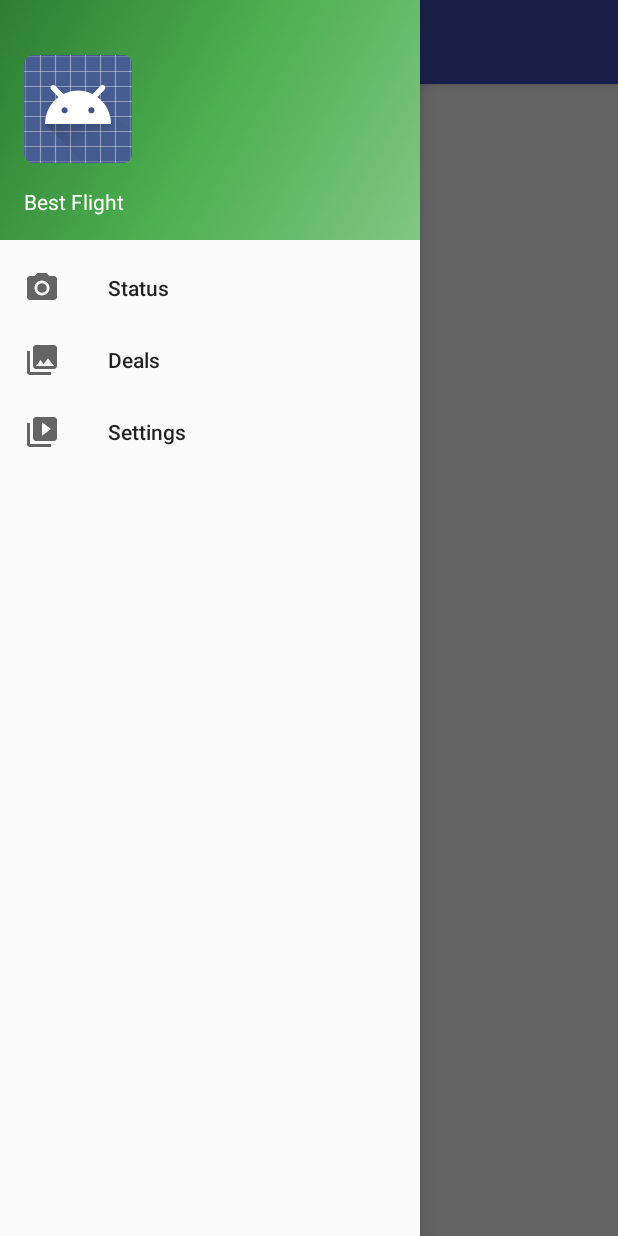
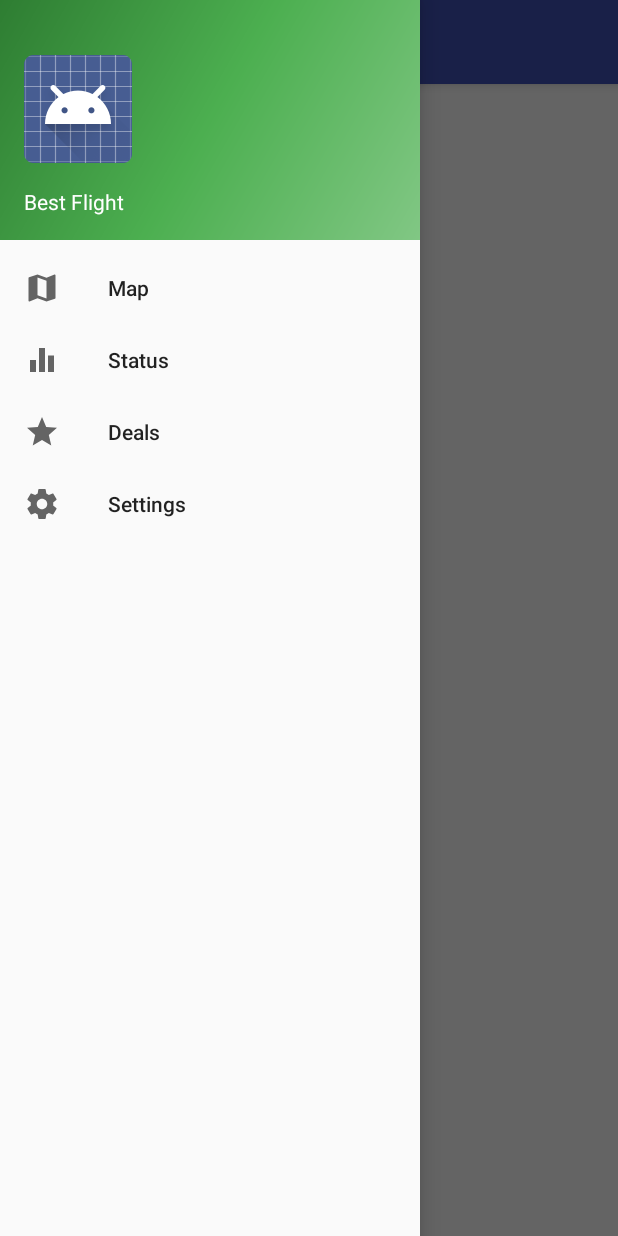
Before and after one commit to mgrabina/HCIMOBILE, an Android app: the screen it shows after launch (MainActivity), with the side drawer open, on a phone screen of 412 x 824 dp. Run offline under Robolectric (Android 15) with nearby library versions, the phone set to English and light mode, and no system bars.

Commit message:
little changes

```diff
--- a/BestFlight/app/src/main/AndroidManifest.xml
+++ b/BestFlight/app/src/main/AndroidManifest.xml
@@ -13,7 +13,7 @@
         android:allowBackup="true"
         android:icon="@mipmap/ic_launcher"
         android:label="@string/app_name"
-        android:roundIcon="@mipmap/ic_launcher_round"
+        android:roundIcon="@mipmap/ic_launcher"
         android:supportsRtl="true"
         android:theme="@style/AppTheme">
 
--- a/BestFlight/app/src/main/java/ar/edu/itba/it/hci/bestflight/MainActivity.java
+++ b/BestFlight/app/src/main/java/ar/edu/itba/it/hci/bestflight/MainActivity.java
@@ -2,6 +2,7 @@
 
 import android.app.Fragment;
 import android.app.FragmentManager;
+import android.content.Intent;
 import android.os.Bundle;
 import android.support.design.widget.FloatingActionButton;
 import android.support.design.widget.Snackbar;
@@ -71,6 +72,9 @@
             Fragment fragment = new SettingsFragment();
             fragmentManager.beginTransaction().replace(R.id.content_frame, fragment, "settingsFragment").addToBackStack("settingsFragment").commit();
 
+        }else if (id == R.id.nav_map) {
+            Intent i = new Intent(this, MapsActivity.class);
+            startActivity(i);
         }
 
         DrawerLayout drawer = (DrawerLayout) findViewById(R.id.drawer_layout);
--- /dev/null
+++ b/BestFlight/app/src/main/res/drawable/ic_equalizer_black_24dp.xml
@@ -0,0 +1,9 @@
+<vector xmlns:android="http://schemas.android.com/apk/res/android"
+        android:width="24dp"
+        android:height="24dp"
+        android:viewportWidth="24.0"
+        android:viewportHeight="24.0">
+    <path
+        android:fillColor="#FF000000"
+        android:pathData="M10,20h4L14,4h-4v16zM4,20h4v-8L4,12v8zM16,9v11h4L20,9h-4z"/>
+</vector>
--- /dev/null
+++ b/BestFlight/app/src/main/res/drawable/ic_grade_black_24dp.xml
@@ -0,0 +1,9 @@
+<vector xmlns:android="http://schemas.android.com/apk/res/android"
+        android:width="24dp"
+        android:height="24dp"
+        android:viewportWidth="24.0"
+        android:viewportHeight="24.0">
+    <path
+        android:fillColor="#FF000000"
+        android:pathData="M12,17.27L18.18,21l-1.64,-7.03L22,9.24l-7.19,-0.61L12,2 9.19,8.63 2,9.24l5.46,4.73L5.82,21z"/>
+</vector>
--- /dev/null
+++ b/BestFlight/app/src/main/res/drawable/ic_map_black_24dp.xml
@@ -0,0 +1,9 @@
+<vector xmlns:android="http://schemas.android.com/apk/res/android"
+        android:width="24dp"
+        android:height="24dp"
+        android:viewportWidth="24.0"
+        android:viewportHeight="24.0">
+    <path
+        android:fillColor="#FF000000"
+        android:pathData="M20.5,3l-0.16,0.03L15,5.1 9,3 3.36,4.9c-0.21,0.07 -0.36,0.25 -0.36,0.48V20.5c0,0.28 0.22,0.5 0.5,0.5l0.16,-0.03L9,18.9l6,2.1 5.64,-1.9c0.21,-0.07 0.36,-0.25 0.36,-0.48V3.5c0,-0.28 -0.22,-0.5 -0.5,-0.5zM15,19l-6,-2.11V5l6,2.11V19z"/>
+</vector>
--- /dev/null
+++ b/BestFlight/app/src/main/res/drawable/ic_settings_black_24dp.xml
@@ -0,0 +1,9 @@
+<vector xmlns:android="http://schemas.android.com/apk/res/android"
+        android:width="24dp"
+        android:height="24dp"
+        android:viewportWidth="24.0"
+        android:viewportHeight="24.0">
+    <path
+        android:fillColor="#FF000000"
+        android:pathData="M19.43,12.98c0.04,-0.32 0.07,-0.64 0.07,-0.98s-0.03,-0.66 -0.07,-0.98l2.11,-1.65c0.19,-0.15 0.24,-0.42 0.12,-0.64l-2,-3.46c-0.12,-0.22 -0.39,-0.3 -0.61,-0.22l-2.49,1c-0.52,-0.4 -1.08,-0.73 -1.69,-0.98l-0.38,-2.65C14.46,2.18 14.25,2 14,2h-4c-0.25,0 -0.46,0.18 -0.49,0.42l-0.38,2.65c-0.61,0.25 -1.17,0.59 -1.69,0.98l-2.49,-1c-0.23,-0.09 -0.49,0 -0.61,0.22l-2,3.46c-0.13,0.22 -0.07,0.49 0.12,0.64l2.11,1.65c-0.04,0.32 -0.07,0.65 -0.07,0.98s0.03,0.66 0.07,0.98l-2.11,1.65c-0.19,0.15 -0.24,0.42 -0.12,0.64l2,3.46c0.12,0.22 0.39,0.3 0.61,0.22l2.49,-1c0.52,0.4 1.08,0.73 1.69,0.98l0.38,2.65c0.03,0.24 0.24,0.42 0.49,0.42h4c0.25,0 0.46,-0.18 0.49,-0.42l0.38,-2.65c0.61,-0.25 1.17,-0.59 1.69,-0.98l2.49,1c0.23,0.09 0.49,0 0.61,-0.22l2,-3.46c0.12,-0.22 0.07,-0.49 -0.12,-0.64l-2.11,-1.65zM12,15.5c-1.93,0 -3.5,-1.57 -3.5,-3.5s1.57,-3.5 3.5,-3.5 3.5,1.57 3.5,3.5 -1.57,3.5 -3.5,3.5z"/>
+</vector>
--- a/BestFlight/app/src/main/res/layout/fragment_settings.xml
+++ b/BestFlight/app/src/main/res/layout/fragment_settings.xml
@@ -10,12 +10,16 @@
         android:layout_height="match_parent"
         android:orientation="horizontal"
         android:background="@android:color/white">
+
         <TextView
             android:id="@+id/textView"
             android:layout_width="match_parent"
             android:layout_height="match_parent"
             android:layout_weight="1"
-            android:text="hello settings fragment" />
+            android:text="Settings"
+            android:textAlignment="center"
+            android:textSize="50sp"
+            android:textStyle="bold" />
     </LinearLayout>
 
 </FrameLayout>
--- a/BestFlight/app/src/main/res/layout/fragment_status.xml
+++ b/BestFlight/app/src/main/res/layout/fragment_status.xml
@@ -16,7 +16,11 @@
             android:layout_width="match_parent"
             android:layout_height="match_parent"
             android:layout_weight="1"
-            android:text="hello status fragment" />
+            android:fontFamily="serif-monospace"
+            android:text="Status"
+            android:textAlignment="center"
+            android:textSize="50sp"
+            android:textStyle="bold" />
     </LinearLayout>
 
 </FrameLayout>
--- a/BestFlight/app/src/main/res/menu/activity_main_drawer.xml
+++ b/BestFlight/app/src/main/res/menu/activity_main_drawer.xml
@@ -3,17 +3,22 @@
 
     <group android:checkableBehavior="single">
         <item
+            android:id="@+id/nav_map"
+            android:icon="@drawable/ic_map_black_24dp"
+            android:title="Map" />
+        <item
             android:id="@+id/nav_status"
-            android:icon="@drawable/ic_menu_camera"
+            android:icon="@drawable/ic_equalizer_black_24dp"
             android:title="Status" />
         <item
             android:id="@+id/nav_deals"
-            android:icon="@drawable/ic_menu_gallery"
+            android:icon="@drawable/ic_grade_black_24dp"
             android:title="Deals" />
         <item
             android:id="@+id/nav_settings"
-            android:icon="@drawable/ic_menu_slideshow"
+            android:icon="@drawable/ic_settings_black_24dp"
             android:title="Settings" />
+
     </group>
 
 </menu>
```
Also changed, not shown: BestFlight/app/src/main/ic_launcher-web.png (added), BestFlight/app/src/main/res/mipmap-hdpi/ic_launcher.png, BestFlight/app/src/main/res/mipmap-mdpi/ic_launcher.png, BestFlight/app/src/main/res/mipmap-xhdpi/ic_launcher.png, BestFlight/app/src/main/res/mipmap-xxhdpi/ic_launcher.png, BestFlight/app/src/main/res/mipmap-xxxhdpi/ic_launcher.png.
